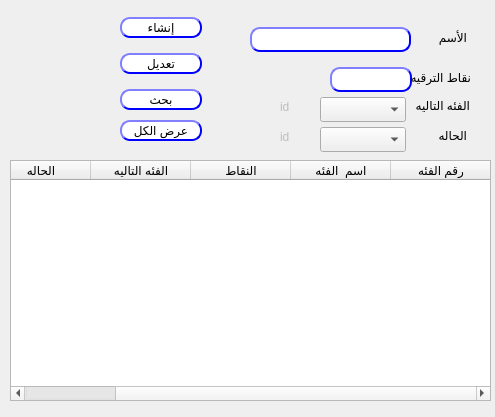
Qt form presentation/loyalty_ui/createModifyCustTp.ui (Hossam01/HyperPOS2020Design) before a commit.
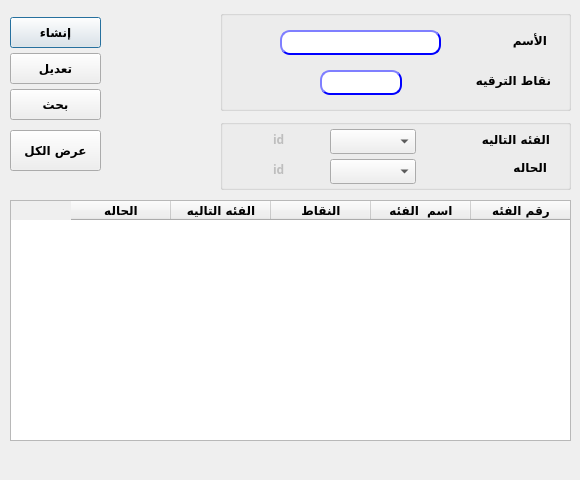
The same form after that commit.

Diff of the .ui file:
```diff
--- a/presentation/loyalty_ui/createModifyCustTp.ui
+++ b/presentation/loyalty_ui/createModifyCustTp.ui
@@ -6,132 +6,66 @@
    <rect>
     <x>0</x>
     <y>0</y>
-    <width>495</width>
-    <height>417</height>
+    <width>580</width>
+    <height>480</height>
    </rect>
   </property>
+  <property name="minimumSize">
+   <size>
+    <width>580</width>
+    <height>480</height>
+   </size>
+  </property>
+  <property name="maximumSize">
+   <size>
+    <width>580</width>
+    <height>480</height>
+   </size>
+  </property>
   <property name="windowTitle">
    <string>إنشاء فئات عملاء</string>
   </property>
-  <widget class="QLabel" name="desc">
-   <property name="geometry">
-    <rect>
-     <x>386</x>
-     <y>27</y>
-     <width>81</width>
-     <height>21</height>
-    </rect>
-   </property>
-   <property name="text">
-    <string>الأسم</string>
-   </property>
-  </widget>
-  <widget class="QLabel" name="label_2">
-   <property name="geometry">
-    <rect>
-     <x>400</x>
-     <y>127</y>
-     <width>67</width>
-     <height>17</height>
-    </rect>
-   </property>
-   <property name="text">
-    <string>الحاله</string>
-   </property>
-  </widget>
-  <widget class="QComboBox" name="CMB_custType">
-   <property name="geometry">
-    <rect>
-     <x>320</x>
-     <y>127</y>
-     <width>86</width>
-     <height>25</height>
-    </rect>
-   </property>
-  </widget>
   <widget class="QPushButton" name="BTN_createCustTp">
    <property name="geometry">
     <rect>
-     <x>120</x>
+     <x>10</x>
      <y>17</y>
-     <width>82</width>
-     <height>21</height>
+     <width>91</width>
+     <height>31</height>
     </rect>
    </property>
+   <property name="font">
+    <font>
+     <family>29LT Bukra Regular</family>
+     <pointsize>9</pointsize>
+     <weight>75</weight>
+     <bold>true</bold>
+    </font>
+   </property>
    <property name="styleSheet">
-    <string notr="true">QPushButton{
-                                        background-color: white;
-                                        border-style: outset;
-                                        border-width: 2px;
-                                        border-radius: 10px;
-                                        border-color: blue;
-                                        min-width: 6em;
-                                        }
-                                        QPushButton:hover {
-                                        background: qradialgradient(
-                                        cx: 0.3, cy: -0.4, fx: 0.3, fy: -0.4,
-                                        radius: 1.35, stop: 0 #fff, stop: 1 #bbb
-                                        );
-                                        }
-                                        QPushButton:pressed {
-                                        border-style: inset;
-                                        background: qradialgradient(
-                                        cx: 0.4, cy: -0.1, fx: 0.4, fy: -0.1,
-                                        radius: 1.35, stop: 0 #fff, stop: 1 #ddd
-                                        );
-                                        }
-                                    </string>
+    <string notr="true"/>
    </property>
    <property name="text">
     <string>إنشاء</string>
    </property>
   </widget>
-  <widget class="QLineEdit" name="LE_desc">
-   <property name="geometry">
-    <rect>
-     <x>250</x>
-     <y>27</y>
-     <width>161</width>
-     <height>25</height>
-    </rect>
-   </property>
-   <property name="styleSheet">
-    <string notr="true">QLineEdit{
-                                        background-color: white;
-                                        border-style: outset;
-                                        border-width: 2px;
-                                        border-radius: 10px;
-                                        border-color: blue;
-                                        min-width: 6em;
-                                        }
-                                        QLineEdit:hover {
-                                        background: qradialgradient(
-                                        cx: 0.3, cy: -0.4, fx: 0.3, fy: -0.4,
-                                        radius: 1.35, stop: 0 #fff, stop: 1 #bbb
-                                        );
-                                        }
-                                       QLineEdit:pressed {
-                                        border-style: inset;
-                                        background: qradialgradient(
-                                        cx: 0.4, cy: -0.1, fx: 0.4, fy: -0.1,
-                                        radius: 1.35, stop: 0 #fff, stop: 1 #ddd
-                                        );
-                                        }
-                                    </string>
-   </property>
-   <property name="maxLength">
-    <number>25</number>
-   </property>
-  </widget>
   <widget class="QTableWidget" name="Qtable_custTP">
    <property name="geometry">
     <rect>
      <x>10</x>
-     <y>160</y>
-     <width>481</width>
+     <y>200</y>
+     <width>561</width>
      <height>241</height>
     </rect>
    </property>
+   <property name="font">
+    <font>
+     <family>29LT Bukra Regular</family>
+     <pointsize>9</pointsize>
+     <weight>75</weight>
+     <bold>true</bold>
+    </font>
+   </property>
    <property name="layoutDirection">
     <enum>Qt::RightToLeft</enum>
    </property>
@@ -170,180 +104,49 @@
     </property>
    </column>
   </widget>
-  <widget class="QLineEdit" name="LE_points">
-   <property name="geometry">
-    <rect>
-     <x>330</x>
-     <y>67</y>
-     <width>82</width>
-     <height>25</height>
-    </rect>
-   </property>
-   <property name="styleSheet">
-    <string notr="true">QLineEdit{
-                                        background-color: white;
-                                        border-style: outset;
-                                        border-width: 2px;
-                                        border-radius: 10px;
-                                        border-color: blue;
-                                        min-width: 6em;
-                                        }
-                                        QLineEdit:hover {
-                                        background: qradialgradient(
-                                        cx: 0.3, cy: -0.4, fx: 0.3, fy: -0.4,
-                                        radius: 1.35, stop: 0 #fff, stop: 1 #bbb
-                                        );
-                                        }
-                                       QLineEdit:pressed {
-                                        border-style: inset;
-                                        background: qradialgradient(
-                                        cx: 0.4, cy: -0.1, fx: 0.4, fy: -0.1,
-                                        radius: 1.35, stop: 0 #fff, stop: 1 #ddd
-                                        );
-                                        }
-                                    </string>
-   </property>
-   <property name="text">
-    <string/>
-   </property>
-  </widget>
-  <widget class="QLabel" name="desc_2">
-   <property name="geometry">
-    <rect>
-     <x>390</x>
-     <y>67</y>
-     <width>81</width>
-     <height>21</height>
-    </rect>
-   </property>
-   <property name="text">
-    <string>نقاط الترقيه</string>
-   </property>
-  </widget>
-  <widget class="QComboBox" name="CMB_nextLevel">
-   <property name="geometry">
-    <rect>
-     <x>320</x>
-     <y>97</y>
-     <width>86</width>
-     <height>25</height>
-    </rect>
-   </property>
-  </widget>
-  <widget class="QLabel" name="label_3">
-   <property name="geometry">
-    <rect>
-     <x>403</x>
-     <y>97</y>
-     <width>67</width>
-     <height>17</height>
-    </rect>
-   </property>
-   <property name="text">
-    <string>الفئه التاليه</string>
-   </property>
-  </widget>
   <widget class="QPushButton" name="BTN_searchCustTp">
    <property name="geometry">
     <rect>
-     <x>120</x>
+     <x>10</x>
      <y>89</y>
-     <width>82</width>
-     <height>21</height>
+     <width>91</width>
+     <height>31</height>
     </rect>
    </property>
+   <property name="font">
+    <font>
+     <family>29LT Bukra Regular</family>
+     <pointsize>9</pointsize>
+     <weight>75</weight>
+     <bold>true</bold>
+    </font>
+   </property>
    <property name="styleSheet">
-    <string notr="true">QPushButton{
-                                        background-color: white;
-                                        border-style: outset;
-                                        border-width: 2px;
-                                        border-radius: 10px;
-                                        border-color: blue;
-                                        min-width: 6em;
-                                        }
-                                        QPushButton:hover {
-                                        background: qradialgradient(
-                                        cx: 0.3, cy: -0.4, fx: 0.3, fy: -0.4,
-                                        radius: 1.35, stop: 0 #fff, stop: 1 #bbb
-                                        );
-                                        }
-                                        QPushButton:pressed {
-                                        border-style: inset;
-                                        background: qradialgradient(
-                                        cx: 0.4, cy: -0.1, fx: 0.4, fy: -0.1,
-                                        radius: 1.35, stop: 0 #fff, stop: 1 #ddd
-                                        );
-                                        }
-                                    </string>
+    <string notr="true">	</string>
    </property>
    <property name="text">
     <string>بحث</string>
    </property>
   </widget>
-  <widget class="QLabel" name="LB_nextLvlId">
-   <property name="enabled">
-    <bool>false</bool>
-   </property>
-   <property name="geometry">
-    <rect>
-     <x>280</x>
-     <y>97</y>
-     <width>31</width>
-     <height>20</height>
-    </rect>
-   </property>
-   <property name="text">
-    <string>id</string>
-   </property>
-  </widget>
-  <widget class="QLabel" name="LB_status">
-   <property name="enabled">
-    <bool>false</bool>
-   </property>
-   <property name="geometry">
-    <rect>
-     <x>280</x>
-     <y>127</y>
-     <width>31</width>
-     <height>20</height>
-    </rect>
-   </property>
-   <property name="text">
-    <string>id</string>
-   </property>
-  </widget>
   <widget class="QPushButton" name="BTN_modifyCustTp">
    <property name="geometry">
     <rect>
-     <x>120</x>
+     <x>10</x>
      <y>53</y>
-     <width>82</width>
-     <height>21</height>
+     <width>91</width>
+     <height>31</height>
     </rect>
    </property>
+   <property name="font">
+    <font>
+     <family>29LT Bukra Regular</family>
+     <pointsize>9</pointsize>
+     <weight>75</weight>
+     <bold>true</bold>
+    </font>
+   </property>
    <property name="styleSheet">
-    <string notr="true">QPushButton{
-                                        background-color: white;
-                                        border-style: outset;
-                                        border-width: 2px;
-                                        border-radius: 10px;
-                                        border-color: blue;
-                                        min-width: 6em;
-                                        }
-                                        QPushButton:hover {
-                                        background: qradialgradient(
-                                        cx: 0.3, cy: -0.4, fx: 0.3, fy: -0.4,
-                                        radius: 1.35, stop: 0 #fff, stop: 1 #bbb
-                                        );
-                                        }
-                                        QPushButton:pressed {
-                                        border-style: inset;
-                                        background: qradialgradient(
-                                        cx: 0.4, cy: -0.1, fx: 0.4, fy: -0.1,
-                                        radius: 1.35, stop: 0 #fff, stop: 1 #ddd
-                                        );
-                                        }
-                                    </string>
+    <string notr="true"/>
    </property>
    <property name="text">
     <string>تعديل</string>
@@ -356,11 +159,19 @@
    <property name="geometry">
     <rect>
      <x>220</x>
-     <y>27</y>
+     <y>30</y>
      <width>31</width>
      <height>20</height>
     </rect>
    </property>
+   <property name="font">
+    <font>
+     <family>29LT Bukra Regular</family>
+     <pointsize>9</pointsize>
+     <weight>75</weight>
+     <bold>true</bold>
+    </font>
+   </property>
    <property name="text">
     <string/>
    </property>
@@ -368,40 +179,335 @@
   <widget class="QPushButton" name="BTN_searchCustTp_all">
    <property name="geometry">
     <rect>
-     <x>120</x>
-     <y>120</y>
-     <width>82</width>
-     <height>21</height>
+     <x>10</x>
+     <y>130</y>
+     <width>91</width>
+     <height>41</height>
     </rect>
    </property>
+   <property name="font">
+    <font>
+     <family>29LT Bukra Regular</family>
+     <pointsize>9</pointsize>
+     <weight>75</weight>
+     <bold>true</bold>
+    </font>
+   </property>
    <property name="styleSheet">
-    <string notr="true">QPushButton{
-                                        background-color: white;
-                                        border-style: outset;
-                                        border-width: 2px;
-                                        border-radius: 10px;
-                                        border-color: blue;
-                                        min-width: 6em;
-                                        }
-                                        QPushButton:hover {
-                                        background: qradialgradient(
-                                        cx: 0.3, cy: -0.4, fx: 0.3, fy: -0.4,
-                                        radius: 1.35, stop: 0 #fff, stop: 1 #bbb
-                                        );
-                                        }
-                                        QPushButton:pressed {
-                                        border-style: inset;
-                                        background: qradialgradient(
-                                        cx: 0.4, cy: -0.1, fx: 0.4, fy: -0.1,
-                                        radius: 1.35, stop: 0 #fff, stop: 1 #ddd
-                                        );
-                                        }
-                                    </string>
+    <string notr="true"/>
    </property>
    <property name="text">
     <string>عرض الكل</string>
    </property>
   </widget>
+  <widget class="QGroupBox" name="groupBox">
+   <property name="geometry">
+    <rect>
+     <x>220</x>
+     <y>10</y>
+     <width>351</width>
+     <height>101</height>
+    </rect>
+   </property>
+   <property name="font">
+    <font>
+     <family>29LT Bukra Regular</family>
+     <pointsize>9</pointsize>
+     <weight>75</weight>
+     <bold>true</bold>
+    </font>
+   </property>
+   <property name="title">
+    <string/>
+   </property>
+   <widget class="QLineEdit" name="LE_points">
+    <property name="geometry">
+     <rect>
+      <x>100</x>
+      <y>60</y>
+      <width>82</width>
+      <height>25</height>
+     </rect>
+    </property>
+    <property name="font">
+     <font>
+      <family>29LT Bukra Regular</family>
+      <pointsize>9</pointsize>
+      <weight>75</weight>
+      <bold>true</bold>
+     </font>
+    </property>
+    <property name="styleSheet">
+     <string notr="true">QLineEdit{
+                                        background-color: white;
+                                        border-style: outset;
+                                        border-width: 2px;
+                                        border-radius: 10px;
+                                        border-color: blue;
+                                        min-width: 6em;
+                                        }
+                                        QLineEdit:hover {
+                                        background: qradialgradient(
+                                        cx: 0.3, cy: -0.4, fx: 0.3, fy: -0.4,
+                                        radius: 1.35, stop: 0 #fff, stop: 1 #bbb
+                                        );
+                                        }
+                                       QLineEdit:pressed {
+                                        border-style: inset;
+                                        background: qradialgradient(
+                                        cx: 0.4, cy: -0.1, fx: 0.4, fy: -0.1,
+                                        radius: 1.35, stop: 0 #fff, stop: 1 #ddd
+                                        );
+                                        }
+                                    </string>
+    </property>
+    <property name="text">
+     <string/>
+    </property>
+   </widget>
+   <widget class="QLabel" name="desc_2">
+    <property name="geometry">
+     <rect>
+      <x>250</x>
+      <y>60</y>
+      <width>81</width>
+      <height>21</height>
+     </rect>
+    </property>
+    <property name="font">
+     <font>
+      <family>29LT Bukra Regular</family>
+      <pointsize>9</pointsize>
+      <weight>75</weight>
+      <bold>true</bold>
+     </font>
+    </property>
+    <property name="text">
+     <string>نقاط الترقيه</string>
+    </property>
+   </widget>
+   <widget class="QLabel" name="desc">
+    <property name="geometry">
+     <rect>
+      <x>246</x>
+      <y>20</y>
+      <width>81</width>
+      <height>21</height>
+     </rect>
+    </property>
+    <property name="font">
+     <font>
+      <family>29LT Bukra Regular</family>
+      <pointsize>9</pointsize>
+      <weight>75</weight>
+      <bold>true</bold>
+     </font>
+    </property>
+    <property name="text">
+     <string>الأسم</string>
+    </property>
+   </widget>
+   <widget class="QLineEdit" name="LE_desc">
+    <property name="geometry">
+     <rect>
+      <x>60</x>
+      <y>20</y>
+      <width>161</width>
+      <height>25</height>
+     </rect>
+    </property>
+    <property name="font">
+     <font>
+      <family>29LT Bukra Regular</family>
+      <pointsize>9</pointsize>
+      <weight>75</weight>
+      <bold>true</bold>
+     </font>
+    </property>
+    <property name="styleSheet">
+     <string notr="true">QLineEdit{
+                                        background-color: white;
+                                        border-style: outset;
+                                        border-width: 2px;
+                                        border-radius: 10px;
+                                        border-color: blue;
+                                        min-width: 6em;
+                                        }
+                                        QLineEdit:hover {
+                                        background: qradialgradient(
+                                        cx: 0.3, cy: -0.4, fx: 0.3, fy: -0.4,
+                                        radius: 1.35, stop: 0 #fff, stop: 1 #bbb
+                                        );
+                                        }
+                                       QLineEdit:pressed {
+                                        border-style: inset;
+                                        background: qradialgradient(
+                                        cx: 0.4, cy: -0.1, fx: 0.4, fy: -0.1,
+                                        radius: 1.35, stop: 0 #fff, stop: 1 #ddd
+                                        );
+                                        }
+                                    </string>
+    </property>
+    <property name="maxLength">
+     <number>25</number>
+    </property>
+   </widget>
+  </widget>
+  <widget class="QGroupBox" name="groupBox_2">
+   <property name="geometry">
+    <rect>
+     <x>220</x>
+     <y>119</y>
+     <width>351</width>
+     <height>71</height>
+    </rect>
+   </property>
+   <property name="font">
+    <font>
+     <family>29LT Bukra Regular</family>
+     <pointsize>9</pointsize>
+     <weight>75</weight>
+     <bold>true</bold>
+    </font>
+   </property>
+   <property name="title">
+    <string/>
+   </property>
+   <widget class="QLabel" name="label_2">
+    <property name="geometry">
+     <rect>
+      <x>260</x>
+      <y>40</y>
+      <width>67</width>
+      <height>17</height>
+     </rect>
+    </property>
+    <property name="font">
+     <font>
+      <family>29LT Bukra Regular</family>
+      <pointsize>9</pointsize>
+      <weight>75</weight>
+      <bold>true</bold>
+     </font>
+    </property>
+    <property name="text">
+     <string>الحاله</string>
+    </property>
+   </widget>
+   <widget class="QComboBox" name="CMB_custType">
+    <property name="geometry">
+     <rect>
+      <x>110</x>
+      <y>40</y>
+      <width>86</width>
+      <height>25</height>
+     </rect>
+    </property>
+    <property name="font">
+     <font>
+      <family>29LT Bukra Regular</family>
+      <pointsize>9</pointsize>
+      <weight>75</weight>
+      <bold>true</bold>
+     </font>
+    </property>
+   </widget>
+   <widget class="QLabel" name="label_3">
+    <property name="geometry">
+     <rect>
+      <x>249</x>
+      <y>10</y>
+      <width>81</width>
+      <height>20</height>
+     </rect>
+    </property>
+    <property name="font">
+     <font>
+      <family>29LT Bukra Regular</family>
+      <pointsize>9</pointsize>
+      <weight>75</weight>
+      <bold>true</bold>
+     </font>
+    </property>
+    <property name="text">
+     <string>الفئه التاليه</string>
+    </property>
+   </widget>
+   <widget class="QLabel" name="LB_nextLvlId">
+    <property name="enabled">
+     <bool>false</bool>
+    </property>
+    <property name="geometry">
+     <rect>
+      <x>53</x>
+      <y>10</y>
+      <width>31</width>
+      <height>20</height>
+     </rect>
+    </property>
+    <property name="font">
+     <font>
+      <family>29LT Bukra Regular</family>
+      <pointsize>9</pointsize>
+      <weight>75</weight>
+      <bold>true</bold>
+     </font>
+    </property>
+    <property name="text">
+     <string>id</string>
+    </property>
+   </widget>
+   <widget class="QLabel" name="LB_status">
+    <property name="enabled">
+     <bool>false</bool>
+    </property>
+    <property name="geometry">
+     <rect>
+      <x>53</x>
+      <y>40</y>
+      <width>31</width>
+      <height>20</height>
+     </rect>
+    </property>
+    <property name="font">
+     <font>
+      <family>29LT Bukra Regular</family>
+      <pointsize>9</pointsize>
+      <weight>75</weight>
+      <bold>true</bold>
+     </font>
+    </property>
+    <property name="text">
+     <string>id</string>
+    </property>
+   </widget>
+   <widget class="QComboBox" name="CMB_nextLevel">
+    <property name="geometry">
+     <rect>
+      <x>110</x>
+      <y>10</y>
+      <width>86</width>
+      <height>25</height>
+     </rect>
+    </property>
+    <property name="font">
+     <font>
+      <family>29LT Bukra Regular</family>
+      <pointsize>9</pointsize>
+      <weight>75</weight>
+      <bold>true</bold>
+     </font>
+    </property>
+   </widget>
+  </widget>
+  <zorder>groupBox_2</zorder>
+  <zorder>groupBox</zorder>
+  <zorder>BTN_createCustTp</zorder>
+  <zorder>Qtable_custTP</zorder>
+  <zorder>BTN_searchCustTp</zorder>
+  <zorder>BTN_modifyCustTp</zorder>
+  <zorder>LB_custTpId</zorder>
+  <zorder>BTN_searchCustTp_all</zorder>
  </widget>
  <resources/>
  <connections/>
```
